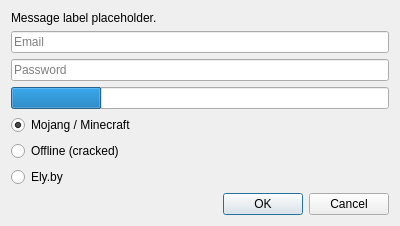
MultiMC/Launcher, file application/dialogs/LoginDialog.ui: the form before one commit.
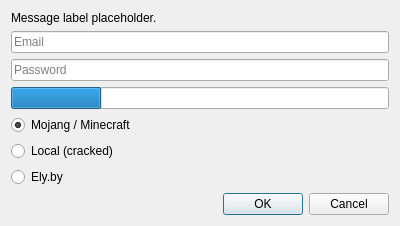
The form after the commit.

Commit message:
UI Improvement: Display account type (#33)
* Add account type column in accounts page

* Show account type in account chooser

* Allow set skin and delete skin only on mojang accounts

* Rename Offline mode to Local

```diff
--- a/application/dialogs/LoginDialog.ui
+++ b/application/dialogs/LoginDialog.ui
@@ -75,7 +75,7 @@
      <item>
       <widget class="QRadioButton" name="radioDummy">
        <property name="text">
-        <string>Offline (cracked)</string>
+        <string>Local (cracked)</string>
        </property>
        <property name="checked">
         <bool>false</bool>
```
The commit also changes 6 other files.
